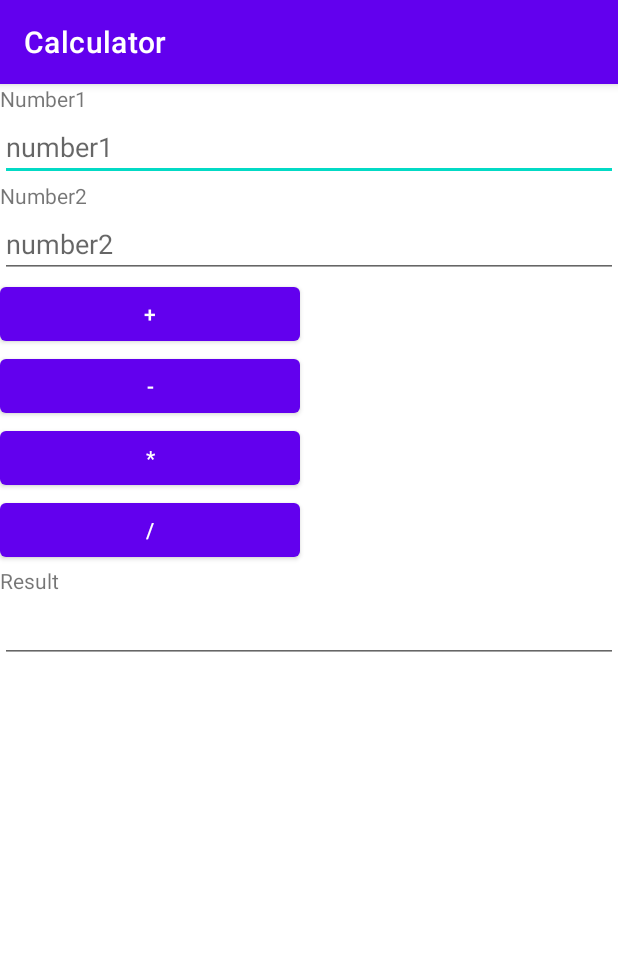
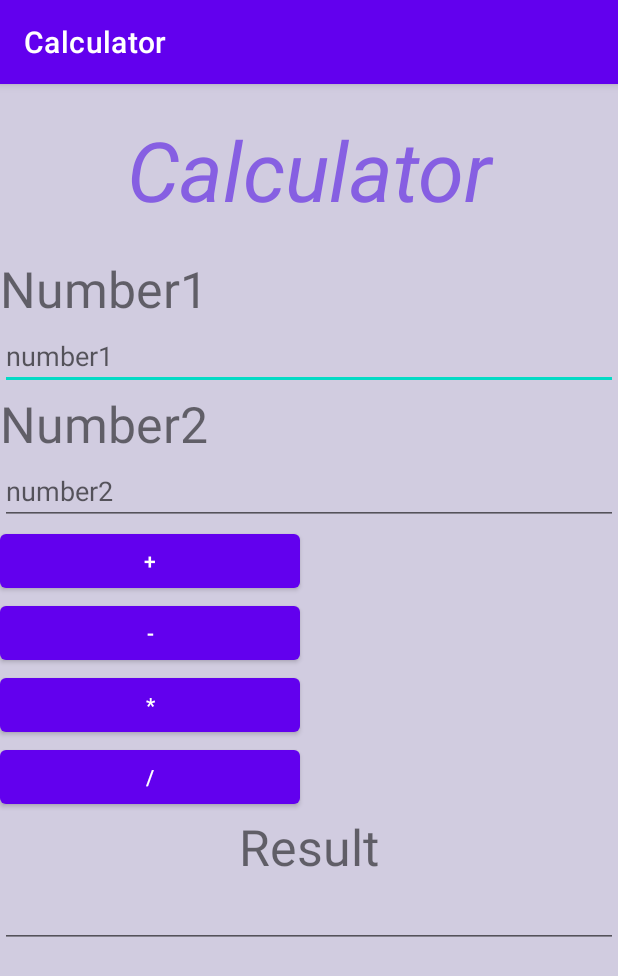
Before and after one commit to darknessbloom/-, an Android app: the screen it shows after launch (MainActivity), on a phone screen of 412 x 824 dp. Shown: the top 976 px of the screen. Run offline under Robolectric (Android 15) with nearby library versions, the phone set to English and light mode, and no system bars.

Commit message:
업데이트

```diff
--- a/Calculator/app/src/main/res/layout/activity_main.xml
+++ b/Calculator/app/src/main/res/layout/activity_main.xml
@@ -5,11 +5,26 @@
     android:layout_width="match_parent"
     android:layout_height="match_parent"
     tools:context=".MainActivity"
-    android:orientation="vertical">
+    android:orientation="vertical"
+    android:background="#D1CCE0">
+
+
     <TextView
         android:layout_width="match_parent"
         android:layout_height="wrap_content"
-        android:text="Number1"/>
+        android:text="Calculator"
+        android:textStyle="italic"
+        android:textColor="#865FE2"
+        android:paddingVertical="20dp"
+        android:textSize="25pt"
+        android:backgroundTint="#D1CCE0"
+        android:gravity="center"/>
+
+    <TextView
+        android:layout_width="match_parent"
+        android:layout_height="wrap_content"
+        android:text="Number1"
+        android:textSize="15pt"/>
     <EditText
         android:id="@+id/n1"
         android:layout_width="match_parent"
@@ -19,7 +34,8 @@
     <TextView
         android:layout_width="match_parent"
         android:layout_height="wrap_content"
-        android:text="Number2"/>
+        android:text="Number2"
+        android:textSize="15pt"/>
 
     <EditText
         android:id="@+id/n2"
@@ -27,6 +43,8 @@
         android:layout_height="wrap_content"
         android:hint="number2"
         />
+
+
     <Button
         android:id="@+id/plus"
         android:layout_width="300px"
@@ -51,10 +69,13 @@
         android:layout_height="wrap_content"
         android:text="/"
         />
+
     <TextView
         android:layout_width="match_parent"
         android:layout_height="wrap_content"
-        android:text="Result"/>
+        android:text="Result"
+        android:gravity="center"
+        android:textSize="15pt"/>
     <EditText
         android:id="@+id/result"
         android:layout_width="match_parent"
```
